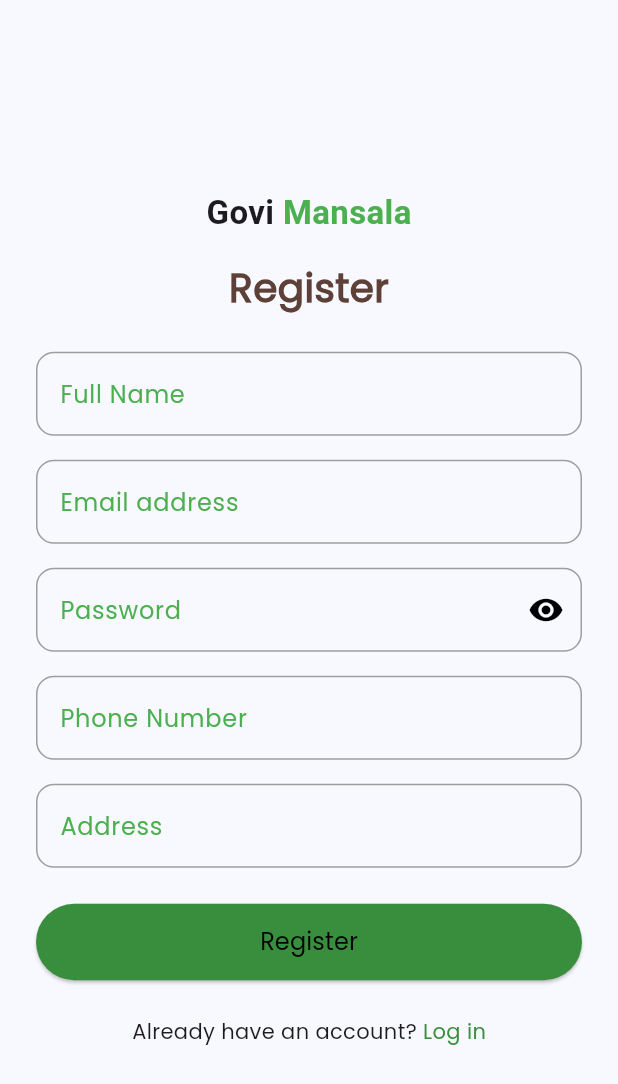
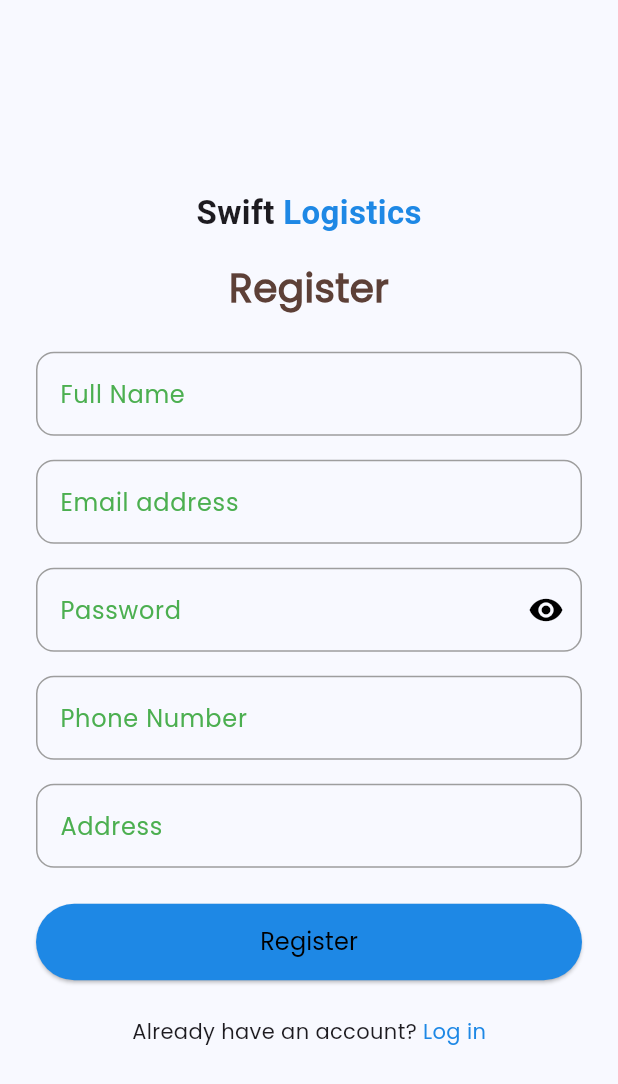
Before and after one commit to madarameegama7/SwiftLogistics-Mobile-App-and-Backend, a Flutter app: the RegisterScreen screen opened directly, after a tap on "Register", on a phone screen of 412 x 824 dp. Shown: the top 1084 px of the screen. Run offline on Flutter 3.47's test engine with Material 3 defaults, Android fonts, the light colour scheme and no system bars; our stand-ins replace badges, easy_stepper, flutter_iconly, google_fonts, shared_preferences; accounts and stored records are empty; network calls fail.

Commit message:
Update RegisterScreen to use MainNavigation and change branding colors

```diff
--- a/mobile-app/lib/pages/register_screen.dart
+++ b/mobile-app/lib/pages/register_screen.dart
@@ -1,5 +1,5 @@
 import 'package:flutter/material.dart';
-import 'package:swiftlogistics/pages/home_page.dart';
+import 'package:swiftlogistics/pages/main_navigation.dart';
 import 'package:swiftlogistics/services/auth_service.dart';
 
 class RegisterScreen extends StatefulWidget {
@@ -30,12 +30,12 @@ class _RegisterScreenState extends State<RegisterScreen> {
                 // Title
                 Text.rich(
                   TextSpan(
-                    text: 'Govi ',
+                    text: 'Swift ',
                     style: TextStyle(fontSize: 22, fontWeight: FontWeight.bold),
                     children: [
                       TextSpan(
-                        text: 'Mansala',
-                        style: TextStyle(color: Colors.green),
+                        text: 'Logistics',
+                        style: TextStyle(color: Colors.blue.shade600),
                       ),
                     ],
                   ),
@@ -180,7 +180,7 @@ class _RegisterScreenState extends State<RegisterScreen> {
                       if (success) {
                         Navigator.pushReplacement(
                           context,
-                          MaterialPageRoute(builder: (_) => HomePage()),
+                          MaterialPageRoute(builder: (_) => const MainNavigation()),
                         );
                       } else {
                         ScaffoldMessenger.of(context).showSnackBar(
@@ -189,7 +189,7 @@ class _RegisterScreenState extends State<RegisterScreen> {
                       }
                     },
                     style: ElevatedButton.styleFrom(
-                      backgroundColor: Colors.green[700],
+                      backgroundColor: Colors.blue.shade600,
                       padding: EdgeInsets.symmetric(vertical: 14),
                       shape: RoundedRectangleBorder(
                         borderRadius: BorderRadius.circular(30),
@@ -213,7 +213,7 @@ class _RegisterScreenState extends State<RegisterScreen> {
                       },
                       child: Text(
                         "Log in",
-                        style: TextStyle(color: Colors.green[700]),
+                        style: TextStyle(color: Colors.blue.shade600),
                       ),
                     )
                   ],
```
